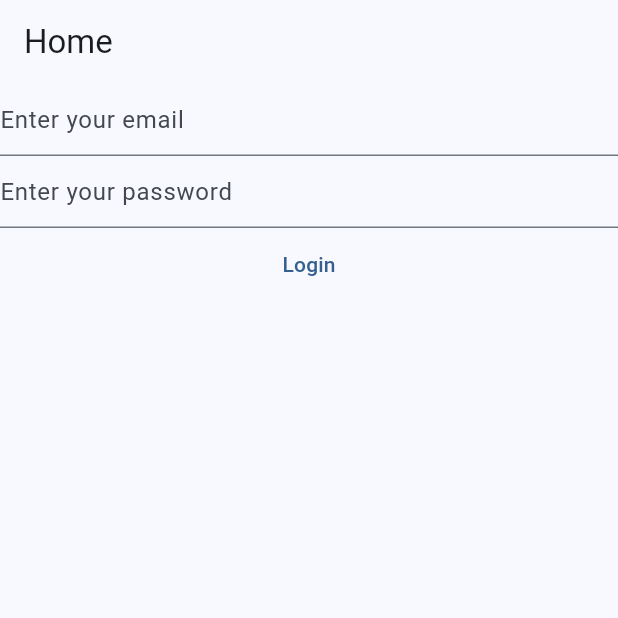
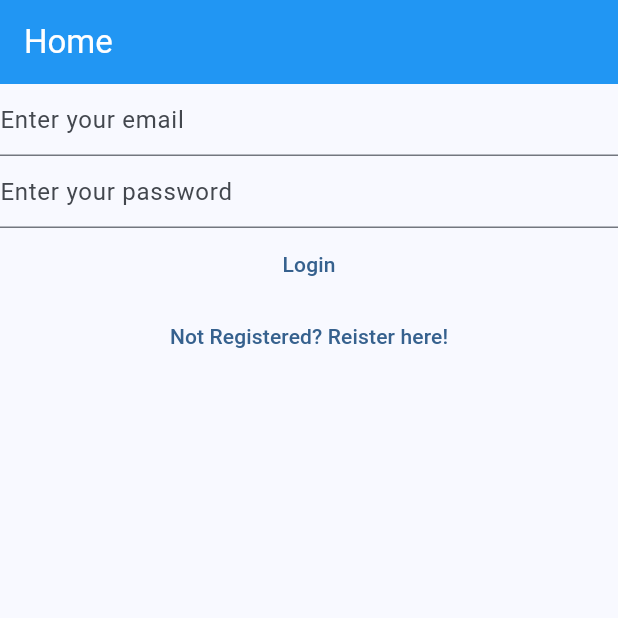
Before and after one commit to Mahendran-Murugan/Notes-App-Flutter, a Flutter app: the screen it shows after launch, on a phone screen of 412 x 824 dp, the top half of it. Run offline on Flutter 3.47's test engine with Material 3 defaults, Android fonts, the phone set to English and light mode, and no system bars; our stand-ins replace firebase_auth, firebase_core; accounts and stored records are empty.

Commit message:
fix: remove unused imports

```diff
--- a/lib/main.dart
+++ b/lib/main.dart
@@ -3,12 +3,12 @@ import 'package:firebase_core/firebase_core.dart';
 import 'package:flutter/material.dart';
 import 'package:notes/firebase_options.dart';
 import 'package:notes/views/login_view.dart';
-import 'package:notes/views/register_view.dart';
 
 void main() {
   WidgetsFlutterBinding.ensureInitialized();
   runApp(
     MaterialApp(
+      debugShowCheckedModeBanner: false,
       title: 'Flutter Demo',
       theme: ThemeData(
         colorScheme: ColorScheme.fromSeed(seedColor: Colors.blue),
@@ -27,6 +27,8 @@ class HomePage extends StatelessWidget {
     return Scaffold(
       appBar: AppBar(
         title: const Text('Home'),
+        backgroundColor: Colors.blue,
+        foregroundColor: Colors.white,
       ),
       body: FutureBuilder(
         future: Firebase.initializeApp(
--- a/lib/views/login_view.dart
+++ b/lib/views/login_view.dart
@@ -1,6 +1,5 @@
 import 'package:firebase_auth/firebase_auth.dart';
 import 'package:flutter/material.dart';
-import 'dart:developer';
 
 class LoginView extends StatefulWidget {
   const LoginView({super.key});
@@ -69,7 +68,11 @@ class _LoginViewState extends State<LoginView> {
             }
           },
           child: const Text("Login"),
-        )
+        ),
+        TextButton(
+          onPressed: () {},
+          child: const Text("Not Registered? Reister here!"),
+        ),
       ],
     );
   }
--- a/lib/views/register_view.dart
+++ b/lib/views/register_view.dart
@@ -1,8 +1,5 @@
 import 'package:firebase_auth/firebase_auth.dart';
-import 'package:firebase_core/firebase_core.dart';
 import 'package:flutter/material.dart';
-import 'package:notes/firebase_options.dart';
-import 'dart:developer';
 
 class RegisterView extends StatefulWidget {
   const RegisterView({super.key});
```
